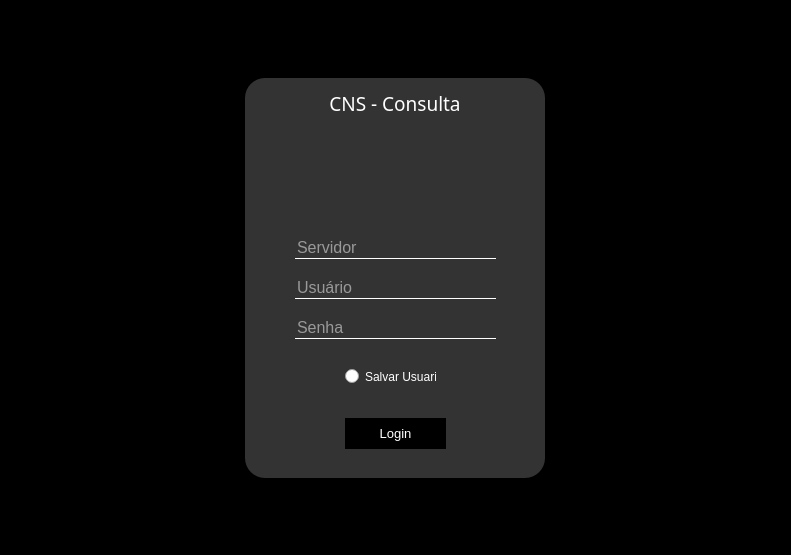
First picture: the form in src/login.ui, repository foxtec198/CNS, before the edit.
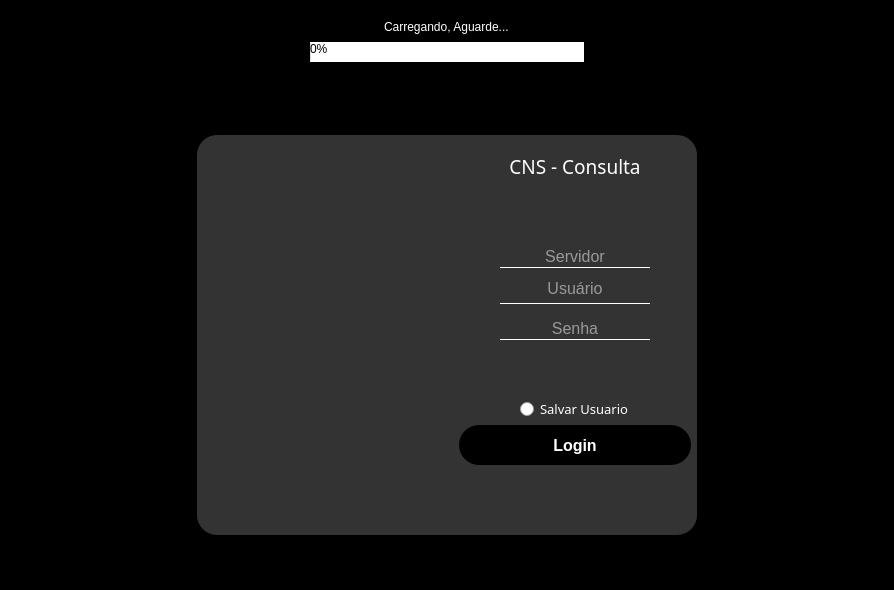
Second picture: the form after the edit. Icons and pictures are not drawn.

What changed in the file:
```diff
--- a/src/login.ui
+++ b/src/login.ui
@@ -6,8 +6,8 @@
    <rect>
     <x>0</x>
     <y>0</y>
-    <width>791</width>
-    <height>555</height>
+    <width>894</width>
+    <height>590</height>
    </rect>
   </property>
   <property name="windowTitle">
@@ -72,6 +72,12 @@
        </property>
        <item>
         <widget class="QFrame" name="TOP">
+         <property name="minimumSize">
+          <size>
+           <width>10</width>
+           <height>80</height>
+          </size>
+         </property>
          <property name="styleSheet">
           <string notr="true">border:0;</string>
          </property>
@@ -81,6 +87,78 @@
          <property name="frameShadow">
           <enum>QFrame::Raised</enum>
          </property>
+         <layout class="QHBoxLayout" name="horizontalLayout_3">
+          <item>
+           <spacer name="horizontalSpacer_2">
+            <property name="orientation">
+             <enum>Qt::Horizontal</enum>
+            </property>
+            <property name="sizeHint" stdset="0">
+             <size>
+              <width>40</width>
+              <height>20</height>
+             </size>
+            </property>
+           </spacer>
+          </item>
+          <item>
+           <widget class="QFrame" name="frame_3">
+            <property name="frameShape">
+             <enum>QFrame::StyledPanel</enum>
+            </property>
+            <property name="frameShadow">
+             <enum>QFrame::Raised</enum>
+            </property>
+            <layout class="QVBoxLayout" name="verticalLayout_4">
+             <item alignment="Qt::AlignHCenter">
+              <widget class="QLabel" name="label">
+               <property name="styleSheet">
+                <string notr="true">color:white;</string>
+               </property>
+               <property name="text">
+                <string>Carregando, Aguarde...</string>
+               </property>
+              </widget>
+             </item>
+             <item>
+              <widget class="QProgressBar" name="bar">
+               <property name="minimumSize">
+                <size>
+                 <width>0</width>
+                 <height>20</height>
+                </size>
+               </property>
+               <property name="maximumSize">
+                <size>
+                 <width>16777215</width>
+                 <height>20</height>
+                </size>
+               </property>
+               <property name="styleSheet">
+                <string notr="true">border: 0;</string>
+               </property>
+               <property name="value">
+                <number>0</number>
+               </property>
+              </widget>
+             </item>
+            </layout>
+           </widget>
+          </item>
+          <item>
+           <spacer name="horizontalSpacer">
+            <property name="orientation">
+             <enum>Qt::Horizontal</enum>
+            </property>
+            <property name="sizeHint" stdset="0">
+             <size>
+              <width>40</width>
+              <height>20</height>
+             </size>
+            </property>
+           </spacer>
+          </item>
+         </layout>
         </widget>
        </item>
        <item>
@@ -105,7 +183,7 @@
            <widget class="QFrame" name="MAIN_2">
             <property name="minimumSize">
              <size>
-              <width>300</width>
+              <width>500</width>
               <height>400</height>
              </size>
             </property>
@@ -127,66 +205,67 @@
             <property name="frameShadow">
              <enum>QFrame::Raised</enum>
             </property>
-            <widget class="QLineEdit" name="entryPwd">
-             <property name="geometry">
-              <rect>
-               <x>50</x>
-               <y>150</y>
-               <width>201</width>
-               <height>31</height>
-              </rect>
-             </property>
-             <property name="font">
-              <font>
-               <family>MS UI Gothic</family>
-               <pointsize>12</pointsize>
-              </font>
-             </property>
-             <property name="focusPolicy">
-              <enum>Qt::TabFocus</enum>
-             </property>
-             <property name="styleSheet">
-              <string notr="true">QLineEdit{
-background: #333;
-border: none;
-border-bottom: 1px solid white;
-color: white;
-}</string>
+            <layout class="QHBoxLayout" name="horizontalLayout_2">
+             <item alignment="Qt::AlignHCenter|Qt::AlignVCenter">
+              <widget class="QFrame" name="frame_2">
+               <property name="frameShape">
+                <enum>QFrame::StyledPanel</enum>
+               </property>
+               <property name="frameShadow">
+                <enum>QFrame::Raised</enum>
+               </property>
+               <layout class="QVBoxLayout" name="verticalLayout_5">
+                <item>
+                 <widget class="QLabel" name="label_2">
+                  <property name="minimumSize">
+                   <size>
+                    <width>230</width>
+                    <height>280</height>
+                   </size>
+                  </property>
+                  <property name="maximumSize">
+                   <size>
+                    <width>230</width>
+                    <height>280</height>
+                   </size>
              </property>
              <property name="text">
               <string/>
              </property>
-             <property name="echoMode">
-              <enum>QLineEdit::Normal</enum>
-             </property>
-             <property name="cursorPosition">
-              <number>0</number>
-             </property>
-             <property name="alignment">
-              <set>Qt::AlignBottom|Qt::AlignLeading|Qt::AlignLeft</set>
-             </property>
-             <property name="dragEnabled">
+                  <property name="pixmap">
+                   <pixmap>img/looney-mad-rocket.png</pixmap>
+                  </property>
+                  <property name="scaledContents">
               <bool>true</bool>
              </property>
-             <property name="placeholderText">
-              <string>Servidor</string>
-             </property>
-             <property name="cursorMoveStyle">
-              <enum>Qt::LogicalMoveStyle</enum>
-             </property>
-             <property name="clearButtonEnabled">
-              <bool>true</bool>
-             </property>
-            </widget>
+                 </widget>
+                </item>
+               </layout>
+              </widget>
+             </item>
+             <item>
+              <widget class="QFrame" name="frame">
+               <property name="minimumSize">
+                <size>
+                 <width>250</width>
+                 <height>0</height>
+                </size>
+               </property>
+               <property name="maximumSize">
+                <size>
+                 <width>250</width>
+                 <height>16777215</height>
+                </size>
+               </property>
+               <property name="frameShape">
+                <enum>QFrame::StyledPanel</enum>
+               </property>
+               <property name="frameShadow">
+                <enum>QFrame::Raised</enum>
+               </property>
+               <layout class="QVBoxLayout" name="verticalLayout_3">
+                <item>
             <widget class="QLabel" name="titulo">
-             <property name="geometry">
-              <rect>
-               <x>30</x>
-               <y>10</y>
-               <width>240</width>
-               <height>31</height>
-              </rect>
-             </property>
              <property name="font">
               <font>
                <family>Segoe UI Semibold</family>
@@ -214,33 +293,90 @@
               <set>Qt::AlignCenter</set>
              </property>
             </widget>
-            <widget class="QLabel" name="label_2">
-             <property name="geometry">
-              <rect>
-               <x>100</x>
-               <y>50</y>
-               <width>91</width>
-               <height>91</height>
-              </rect>
+                </item>
+                <item>
+                 <spacer name="verticalSpacer_3">
+                  <property name="orientation">
+                   <enum>Qt::Vertical</enum>
+                  </property>
+                  <property name="sizeHint" stdset="0">
+                   <size>
+                    <width>20</width>
+                    <height>40</height>
+                   </size>
+                  </property>
+                 </spacer>
+                </item>
+                <item alignment="Qt::AlignHCenter">
+                 <widget class="QLineEdit" name="entryServer">
+                  <property name="minimumSize">
+                   <size>
+                    <width>150</width>
+                    <height>30</height>
+                   </size>
+                  </property>
+                  <property name="maximumSize">
+                   <size>
+                    <width>150</width>
+                    <height>40</height>
+                   </size>
+                  </property>
+                  <property name="font">
+                   <font>
+                    <family>MS UI Gothic</family>
+                    <pointsize>12</pointsize>
+                   </font>
+                  </property>
+                  <property name="focusPolicy">
+                   <enum>Qt::StrongFocus</enum>
+                  </property>
+                  <property name="styleSheet">
+                   <string notr="true">QLineEdit{
+background: #333;
+border: none;
+border-bottom: 1px solid white;
+color: white;
+}</string>
              </property>
              <property name="text">
               <string/>
              </property>
-             <property name="pixmap">
-              <pixmap>img/icons8-lupa-48.png</pixmap>
-             </property>
-             <property name="scaledContents">
+                  <property name="echoMode">
+                   <enum>QLineEdit::Normal</enum>
+                  </property>
+                  <property name="cursorPosition">
+                   <number>0</number>
+                  </property>
+                  <property name="alignment">
+                   <set>Qt::AlignBottom|Qt::AlignHCenter</set>
+                  </property>
+                  <property name="dragEnabled">
+                   <bool>true</bool>
+                  </property>
+                  <property name="placeholderText">
+                   <string>Servidor</string>
+                  </property>
+                  <property name="cursorMoveStyle">
+                   <enum>Qt::LogicalMoveStyle</enum>
+                  </property>
+                  <property name="clearButtonEnabled">
               <bool>true</bool>
              </property>
             </widget>
-            <widget class="QLineEdit" name="entryPwd_2">
-             <property name="geometry">
-              <rect>
-               <x>50</x>
-               <y>190</y>
-               <width>201</width>
-               <height>31</height>
-              </rect>
+                </item>
+                <item alignment="Qt::AlignHCenter">
+                 <widget class="QLineEdit" name="entryUser">
+                  <property name="minimumSize">
+                   <size>
+                    <width>150</width>
+                    <height>30</height>
+                   </size>
+                  </property>
+                  <property name="maximumSize">
+                   <size>
+                    <width>150</width>
+                    <height>16777215</height>
+                   </size>
              </property>
              <property name="font">
               <font>
@@ -269,7 +405,7 @@
               <number>0</number>
              </property>
              <property name="alignment">
-              <set>Qt::AlignBottom|Qt::AlignLeading|Qt::AlignLeft</set>
+                   <set>Qt::AlignCenter</set>
              </property>
              <property name="dragEnabled">
               <bool>true</bool>
@@ -284,14 +420,20 @@
               <bool>true</bool>
              </property>
             </widget>
-            <widget class="QLineEdit" name="entryPwd_3">
-             <property name="geometry">
-              <rect>
-               <x>50</x>
-               <y>230</y>
-               <width>201</width>
-               <height>31</height>
-              </rect>
+                </item>
+                <item alignment="Qt::AlignHCenter">
+                 <widget class="QLineEdit" name="entryPwd">
+                  <property name="minimumSize">
+                   <size>
+                    <width>150</width>
+                    <height>30</height>
+                   </size>
+                  </property>
+                  <property name="maximumSize">
+                   <size>
+                    <width>150</width>
+                    <height>16777215</height>
+                   </size>
              </property>
              <property name="font">
               <font>
@@ -320,7 +462,7 @@
               <number>0</number>
              </property>
              <property name="alignment">
-              <set>Qt::AlignBottom|Qt::AlignLeading|Qt::AlignLeft</set>
+                   <set>Qt::AlignBottom|Qt::AlignHCenter</set>
              </property>
              <property name="dragEnabled">
               <bool>true</bool>
@@ -335,18 +477,46 @@
               <bool>true</bool>
              </property>
             </widget>
-            <widget class="QRadioButton" name="radioButton">
-             <property name="geometry">
-              <rect>
-               <x>100</x>
-               <y>290</y>
-               <width>91</width>
-               <height>17</height>
-              </rect>
+                </item>
+                <item>
+                 <spacer name="verticalSpacer">
+                  <property name="orientation">
+                   <enum>Qt::Vertical</enum>
+                  </property>
+                  <property name="sizeHint" stdset="0">
+                   <size>
+                    <width>20</width>
+                    <height>40</height>
+                   </size>
+                  </property>
+                 </spacer>
+                </item>
+                <item alignment="Qt::AlignHCenter">
+                 <widget class="QRadioButton" name="saveUser">
+                  <property name="minimumSize">
+                   <size>
+                    <width>0</width>
+                    <height>20</height>
+                   </size>
+                  </property>
+                  <property name="font">
+                   <font>
+                    <family>MS Gothic</family>
+                    <pointsize>10</pointsize>
+                    <weight>50</weight>
+                    <italic>false</italic>
+                    <bold>false</bold>
+                    <strikeout>false</strikeout>
+                    <kerning>true</kerning>
+                   </font>
+                  </property>
+                  <property name="contextMenuPolicy">
+                   <enum>Qt::DefaultContextMenu</enum>
              </property>
              <property name="styleSheet">
               <string notr="true">color: white;
-border: 0;</string>
+border: 0;
+</string>
              </property>
              <property name="text">
               <string>Salvar Usuario</string>
@@ -355,19 +525,27 @@
               <string>Ctrl+S</string>
              </property>
             </widget>
+                </item>
+                <item>
             <widget class="QPushButton" name="btnLogin">
-             <property name="geometry">
-              <rect>
-               <x>100</x>
-               <y>340</y>
-               <width>101</width>
-               <height>31</height>
-              </rect>
+                  <property name="minimumSize">
+                   <size>
+                    <width>0</width>
+                    <height>40</height>
+                   </size>
+                  </property>
+                  <property name="maximumSize">
+                   <size>
+                    <width>16777215</width>
+                    <height>40</height>
+                   </size>
              </property>
              <property name="font">
               <font>
                <family>MS UI Gothic</family>
-               <pointsize>10</pointsize>
+                    <pointsize>12</pointsize>
+                    <weight>75</weight>
+                    <bold>true</bold>
               </font>
              </property>
              <property name="styleSheet">
@@ -384,6 +562,24 @@
               <string>Enter</string>
              </property>
             </widget>
+                </item>
+                <item>
+                 <spacer name="verticalSpacer_2">
+                  <property name="orientation">
+                   <enum>Qt::Vertical</enum>
+                  </property>
+                  <property name="sizeHint" stdset="0">
+                   <size>
+                    <width>20</width>
+                    <height>40</height>
+                   </size>
+                  </property>
+                 </spacer>
+                </item>
+               </layout>
+              </widget>
+             </item>
+            </layout>
            </widget>
           </item>
          </layout>
```
Left out of the diff: 14 changed lines with no effect on the pictures. Lines whose indentation alone changed are shown as unchanged.
